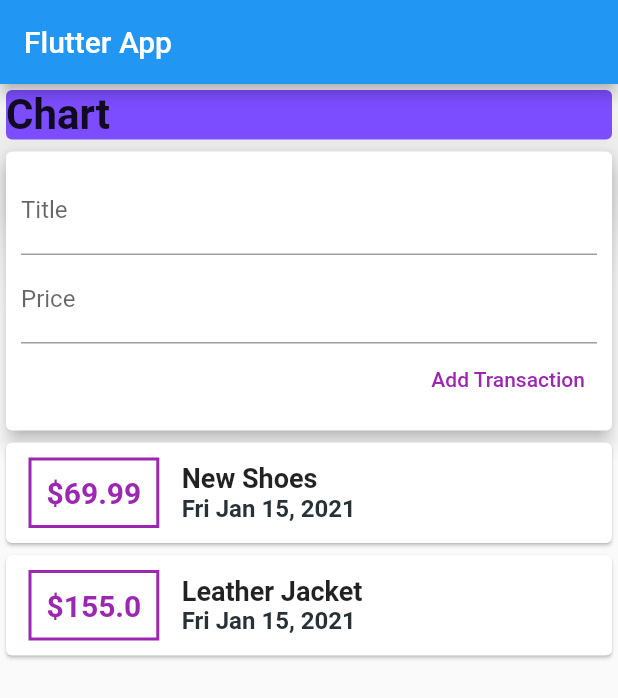
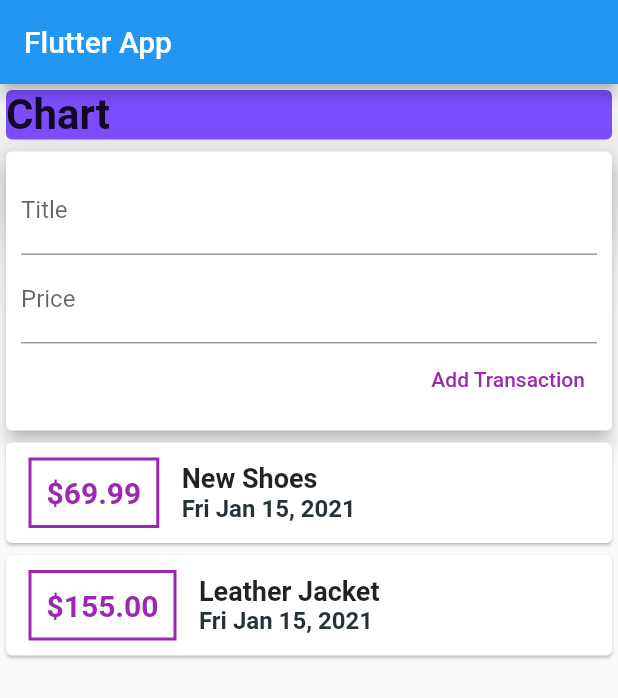
Before and after one commit to bantawa04/psychic-parakeet, a Flutter app: the screen it shows after launch, after a tap on "Add Transaction", on a phone screen of 412 x 824 dp. Shown: the top 698 px of the screen. Run offline on Flutter 3.47's test engine with Material 2 defaults, Android fonts, the phone set to English and light mode, and no system bars.

Commit message:
ListViewBuiler, TextInputType

```diff
--- a/lib/main.dart
+++ b/lib/main.dart
@@ -9,16 +9,12 @@ class MyApp extends StatelessWidget {
     return MaterialApp(
       title: 'Flutter App',
       home: MyHomePage(),
+
     );
   }
 }
 
 class MyHomePage extends StatelessWidget {
-  final titleController = TextEditingController();
-  final amountController = TextEditingController();
-
-  // String titleInput;
-  // String amountInput;
 
   @override
   Widget build(BuildContext context) {
@@ -26,7 +22,8 @@ class MyHomePage extends StatelessWidget {
       appBar: AppBar(
         title: Text('Flutter App'),
       ),
-      body: Column(
+      body: SingleChildScrollView(
+        child: Column(
             // mainAxisAlignment: MainAxisAlignment.spaceAround,
             crossAxisAlignment: CrossAxisAlignment.stretch,
             children: <Widget>[
@@ -43,6 +40,7 @@ class MyHomePage extends StatelessWidget {
               ),
               UserTransactions()
             ]),
+      ),
     );
   }
 }
--- a/lib/widgets/new_transaction.dart
+++ b/lib/widgets/new_transaction.dart
@@ -1,12 +1,21 @@
 import 'package:flutter/material.dart';
 
 class NewTransaction extends StatelessWidget {
-  @override
+  // @override
   final titleController = TextEditingController();
   final amountController = TextEditingController();
   final Function addTx;
 
   NewTransaction(this.addTx);
+
+  void submitData() {
+    final enteredTitle = titleController.text;
+    final enteredAmount = double.parse(amountController.text);
+    if (enteredTitle.isEmpty || enteredAmount <= 0) {
+      return;
+    }
+    addTx(enteredTitle, enteredAmount);
+  }
 
   Widget build(BuildContext context) {
     return Card(
@@ -21,13 +30,15 @@ class NewTransaction extends StatelessWidget {
                 labelText: "Title",
               ),
               controller: titleController,
-              // onChanged: (value) => titleInput = value,
+              onSubmitted: (_) => submitData(),
             ),
             TextField(
               decoration: InputDecoration(
                 labelText: "Price",
               ),
               controller: amountController,
+              keyboardType: TextInputType.number,
+              onSubmitted: (_) => submitData(),
               // onChanged: (value) => amountInput = value,
             ),
             TextButton(
@@ -37,12 +48,7 @@ class NewTransaction extends StatelessWidget {
                   color: Colors.purple,
                 ),
               ),
-              onPressed: () {
-                addTx(
-                  titleController.text,
-                  double.parse(amountController.text),
-                );
-              },
+              onPressed: submitData,
             ),
           ],
         ),
--- a/lib/widgets/transaction_list.dart
+++ b/lib/widgets/transaction_list.dart
@@ -9,8 +9,10 @@ class TransactionList extends StatelessWidget {
 
   @override
   Widget build(BuildContext context) {
-    return Column(
-        children: transactions.map((tx) {
+    return Container(
+      height: 500,
+      child: ListView.builder(
+        itemBuilder: (ctx, index) {
           return Card(
             child: Row(
               children: <Widget>[
@@ -27,7 +29,7 @@ class TransactionList extends StatelessWidget {
                     ),
                   ),
                   child: Text(
-                '\$${tx.amount}', //string Interpolation
+                    '\$${transactions[index].amount.toStringAsFixed(2)}', //string Interpolation
                     style: TextStyle(
                         fontWeight: FontWeight.bold,
                         fontSize: 20,
@@ -38,14 +40,15 @@ class TransactionList extends StatelessWidget {
                     crossAxisAlignment: CrossAxisAlignment.start,
                     children: <Widget>[
                       Text(
-                    tx.title,
+                        transactions[index].title,
                         style: TextStyle(
                           fontWeight: FontWeight.bold,
                           fontSize: 18,
                         ),
                       ),
                       Text(
-                    DateFormat('E MMM d, yyyy').format(tx.date),
+                        DateFormat('E MMM d, yyyy')
+                            .format(transactions[index].date),
                         style: TextStyle(
                           fontWeight: FontWeight.bold,
                           color: Colors.blueGrey[900],
@@ -56,6 +59,9 @@ class TransactionList extends StatelessWidget {
               ],
             ),
           );
-    }).toList());
+        },
+        itemCount: transactions.length,
+      ),
+    );
   }
 }
```
Lines whose indentation alone changed are shown as unchanged.
